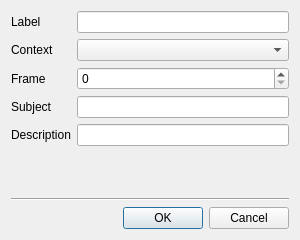
First picture: the form in Tools/Mokka/NewEventDialog.ui, repository Biomechanical-ToolKit/BTKCore, before the edit.
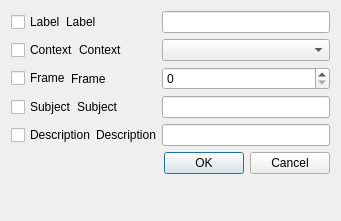
Second picture: the form after the edit.

Commit message: [ENH] Mokka: Can edit selected event with undo/redo support. [FIX] Mokka: Saving and reloading a cropped acquisition give a wrong saved region of interest (for the points and analog channels values). [FIX] Creation of an event save the wrong frame (shifted by minus 1 frame).

What changed in the file:
```diff
--- a/Tools/Mokka/NewEventDialog.ui
+++ b/Tools/Mokka/NewEventDialog.ui
@@ -6,8 +6,8 @@
    <rect>
     <x>0</x>
     <y>0</y>
-    <width>300</width>
-    <height>240</height>
+    <width>341</width>
+    <height>221</height>
    </rect>
   </property>
   <property name="sizePolicy">
@@ -19,26 +19,58 @@
   <property name="windowTitle">
    <string>New Event</string>
   </property>
-  <layout class="QVBoxLayout" name="verticalLayout">
-   <item>
     <layout class="QFormLayout" name="formLayout">
+   <property name="fieldGrowthPolicy">
+    <enum>QFormLayout::AllNonFixedFieldsGrow</enum>
+   </property>
+   <property name="labelAlignment">
+    <set>Qt::AlignLeading|Qt::AlignLeft|Qt::AlignVCenter</set>
+   </property>
      <item row="0" column="0">
+    <layout class="QHBoxLayout" name="horizontalLayout">
+     <property name="spacing">
+      <number>0</number>
+     </property>
+     <item>
+      <widget class="QCheckBox" name="labelCheckBox">
+       <property name="text">
+        <string>Label</string>
+       </property>
+      </widget>
+     </item>
+     <item>
       <widget class="QLabel" name="labelLabel">
        <property name="text">
         <string>Label</string>
        </property>
       </widget>
      </item>
+    </layout>
+   </item>
      <item row="0" column="1">
       <widget class="QLineEdit" name="labelEdit"/>
      </item>
      <item row="1" column="0">
+    <layout class="QHBoxLayout" name="horizontalLayout_2">
+     <property name="spacing">
+      <number>0</number>
+     </property>
+     <item>
+      <widget class="QCheckBox" name="contextCheckBox">
+       <property name="text">
+        <string>Context</string>
+       </property>
+      </widget>
+     </item>
+     <item>
       <widget class="QLabel" name="contextLabel">
        <property name="text">
         <string>Context</string>
        </property>
       </widget>
      </item>
+    </layout>
+   </item>
      <item row="1" column="1">
       <widget class="QComboBox" name="contextComboBox">
        <property name="currentIndex">
@@ -62,45 +94,78 @@
       </widget>
      </item>
      <item row="2" column="0">
+    <layout class="QHBoxLayout" name="horizontalLayout_3">
+     <property name="spacing">
+      <number>0</number>
+     </property>
+     <item>
+      <widget class="QCheckBox" name="frameCheckBox">
+       <property name="text">
+        <string>Frame</string>
+       </property>
+      </widget>
+     </item>
+     <item>
       <widget class="QLabel" name="frameLabel">
        <property name="text">
         <string>Frame</string>
        </property>
       </widget>
      </item>
+    </layout>
+   </item>
      <item row="2" column="1">
       <widget class="QSpinBox" name="frameSpinBox"/>
      </item>
      <item row="3" column="0">
+    <layout class="QHBoxLayout" name="horizontalLayout_4">
+     <property name="spacing">
+      <number>0</number>
+     </property>
+     <item>
+      <widget class="QCheckBox" name="subjectCheckBox">
+       <property name="text">
+        <string>Subject</string>
+       </property>
+      </widget>
+     </item>
+     <item>
       <widget class="QLabel" name="subjectLabel">
        <property name="text">
         <string>Subject</string>
        </property>
       </widget>
      </item>
+    </layout>
+   </item>
      <item row="3" column="1">
       <widget class="QLineEdit" name="subjectEdit"/>
      </item>
      <item row="4" column="0">
+    <layout class="QHBoxLayout" name="horizontalLayout_5">
+     <property name="spacing">
+      <number>0</number>
+     </property>
+     <item>
+      <widget class="QCheckBox" name="descriptionCheckBox">
+       <property name="text">
+        <string>Description</string>
+       </property>
+      </widget>
+     </item>
+     <item>
       <widget class="QLabel" name="descriptionLabel">
        <property name="text">
         <string>Description</string>
        </property>
       </widget>
      </item>
+    </layout>
+   </item>
      <item row="4" column="1">
       <widget class="QLineEdit" name="descriptionEdit"/>
      </item>
-    </layout>
-   </item>
-   <item>
-    <widget class="Line" name="line">
-     <property name="orientation">
-      <enum>Qt::Horizontal</enum>
-     </property>
-    </widget>
-   </item>
-   <item>
+   <item row="5" column="0" colspan="2">
     <widget class="QDialogButtonBox" name="buttonBox">
      <property name="orientation">
       <enum>Qt::Horizontal</enum>
```
Left out of the diff: 10 changed lines with no effect on the pictures. Lines whose indentation alone changed are shown as unchanged. The commit also changes 12 other files.
